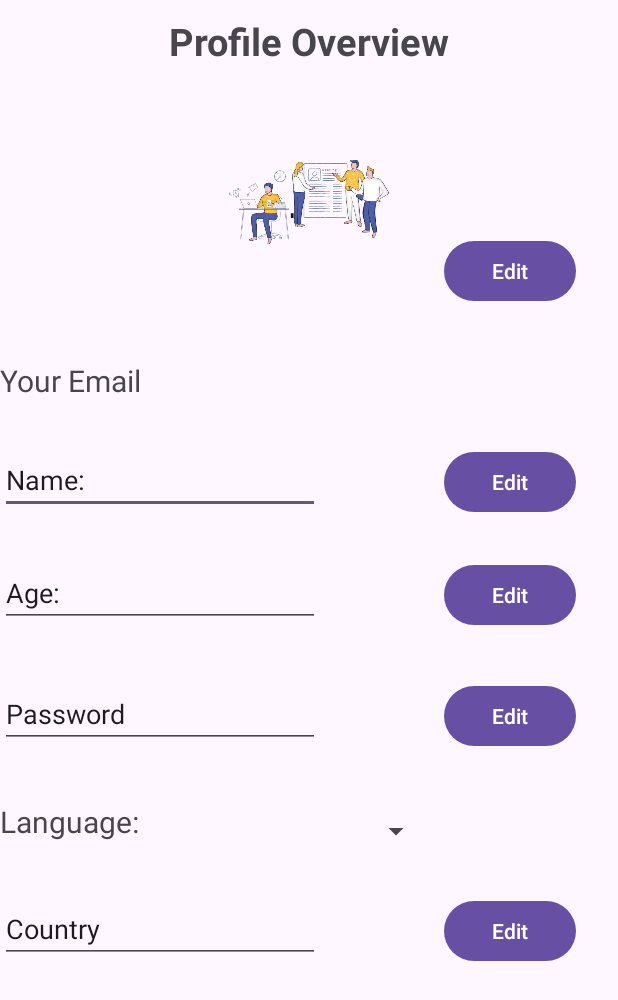
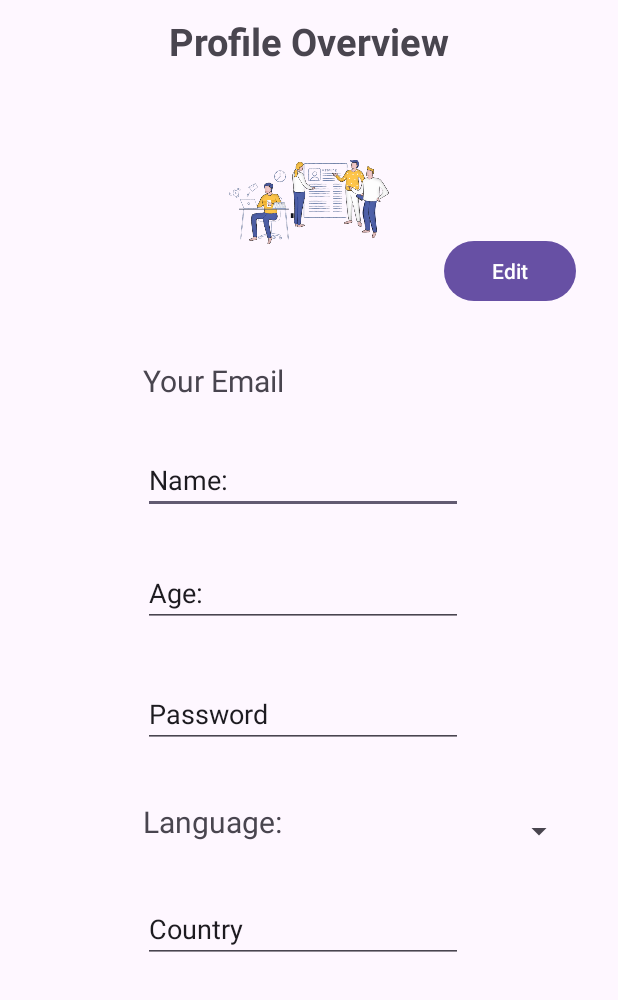
Before and after one commit to ndhnhan82/MasterSQL, an Android app: the EditProfile screen opened directly, with no data from a screen before it, on a phone screen of 412 x 824 dp. Shown: the top 1000 px of the screen. Run offline under Robolectric (Android 15) with nearby library versions, the phone set to English and light mode, and no system bars.

Commit message:
Updated Edit Profile

```diff
--- a/app/src/main/AndroidManifest.xml
+++ b/app/src/main/AndroidManifest.xml
@@ -16,7 +16,8 @@
         tools:targetApi="31">
         <activity
             android:name=".EditProfile"
-            android:exported="false" />
+            android:exported="true" >
+        </activity>
         <activity
             android:name=".ManagerActivity"
             android:exported="false" />
--- a/app/src/main/res/layout/activity_edit_profile.xml
+++ b/app/src/main/res/layout/activity_edit_profile.xml
@@ -4,7 +4,8 @@
     xmlns:tools="http://schemas.android.com/tools"
     android:layout_width="match_parent"
     android:layout_height="match_parent"
-    tools:context=".EditProfile">
+    tools:context=".EditProfile"
+    >
 
     <ImageView
         android:id="@+id/ivProfile"
@@ -30,7 +31,7 @@
         android:textStyle="bold"/>
 
     <Button
-        android:id="@+id/btnEditPictiure"
+        android:id="@+id/btnEdit"
         android:layout_width="wrap_content"
         android:layout_height="wrap_content"
         android:text="@string/edit"
@@ -46,17 +47,9 @@
         android:ems="10"
         android:inputType="text"
         android:text="Name:"
-        app:layout_constraintLeft_toLeftOf="parent"
+        app:layout_constraintStart_toStartOf="@id/tvEmail"
         app:layout_constraintTop_toBottomOf="@id/tvEmail"
         android:layout_marginTop="30sp"/>
-
-    <Button
-        android:id="@+id/btnEditName"
-        android:layout_width="wrap_content"
-        android:layout_height="wrap_content"
-        android:text="@string/edit"
-       app:layout_constraintLeft_toLeftOf="@id/btnEditPictiure"
-        app:layout_constraintTop_toTopOf="@id/edName"/>
 
     <TextView
         android:id="@+id/tvEmail"
@@ -67,6 +60,7 @@
         app:layout_constraintLeft_toLeftOf="parent"
         android:layout_marginTop="35sp"
         android:textSize="20sp"
+        android:layout_marginLeft="95dp"
         />
 
     <EditText
@@ -77,17 +71,9 @@
         android:inputType="number"
         android:text="Age:"
         app:layout_constraintTop_toBottomOf="@id/edName"
-        app:layout_constraintLeft_toLeftOf="parent"
+        app:layout_constraintStart_toStartOf="@id/tvEmail"
         android:layout_marginTop="30sp"
         />
-
-    <Button
-        android:id="@+id/btnEditAge"
-        android:layout_width="wrap_content"
-        android:layout_height="wrap_content"
-        android:text="@string/edit"
-        app:layout_constraintTop_toTopOf="@id/edAge"
-        app:layout_constraintRight_toRightOf="@id/btnEditName"/>
 
     <EditText
         android:id="@+id/edPassword"
@@ -97,26 +83,19 @@
         android:inputType="text"
         android:text="Password"
         app:layout_constraintTop_toBottomOf="@id/edAge"
-        app:layout_constraintLeft_toLeftOf="parent"
+        app:layout_constraintStart_toStartOf="@id/tvEmail"
         android:layout_marginTop="35sp"/>
-
-    <Button
-        android:id="@+id/btnEditPassword"
-        android:layout_width="wrap_content"
-        android:layout_height="wrap_content"
-        android:text="Edit"
-        app:layout_constraintTop_toTopOf="@id/edPassword"
-        app:layout_constraintLeft_toLeftOf="@id/btnEditAge"/>
 
     <TextView
         android:id="@+id/tvLanguage"
         android:layout_width="wrap_content"
         android:layout_height="wrap_content"
         android:text="Language:"
-        app:layout_constraintLeft_toLeftOf="parent"
+        app:layout_constraintStart_toStartOf="@id/tvEmail"
         app:layout_constraintTop_toBottomOf="@id/edPassword"
         android:textSize="20sp"
-        android:layout_marginTop="35sp"/>
+        android:layout_marginTop="35sp"
+        />
 
     <Spinner
         android:id="@+id/spLanguage"
@@ -134,17 +113,9 @@
         android:ems="10"
         android:inputType="text"
         android:text="Country"
-        app:layout_constraintLeft_toLeftOf="parent"
+        app:layout_constraintStart_toStartOf="@id/tvEmail"
         app:layout_constraintTop_toBottomOf="@id/tvLanguage"
         android:layout_marginTop="35sp"/>
 
-    <Button
-        android:id="@+id/btnEditCountry"
-        android:layout_width="wrap_content"
-        android:layout_height="wrap_content"
-        android:text="@string/edit"
-        app:layout_constraintLeft_toLeftOf="@id/btnEditPassword"
-        app:layout_constraintTop_toTopOf="@id/edCountry"/>
-
 
 </androidx.constraintlayout.widget.ConstraintLayout>
```
